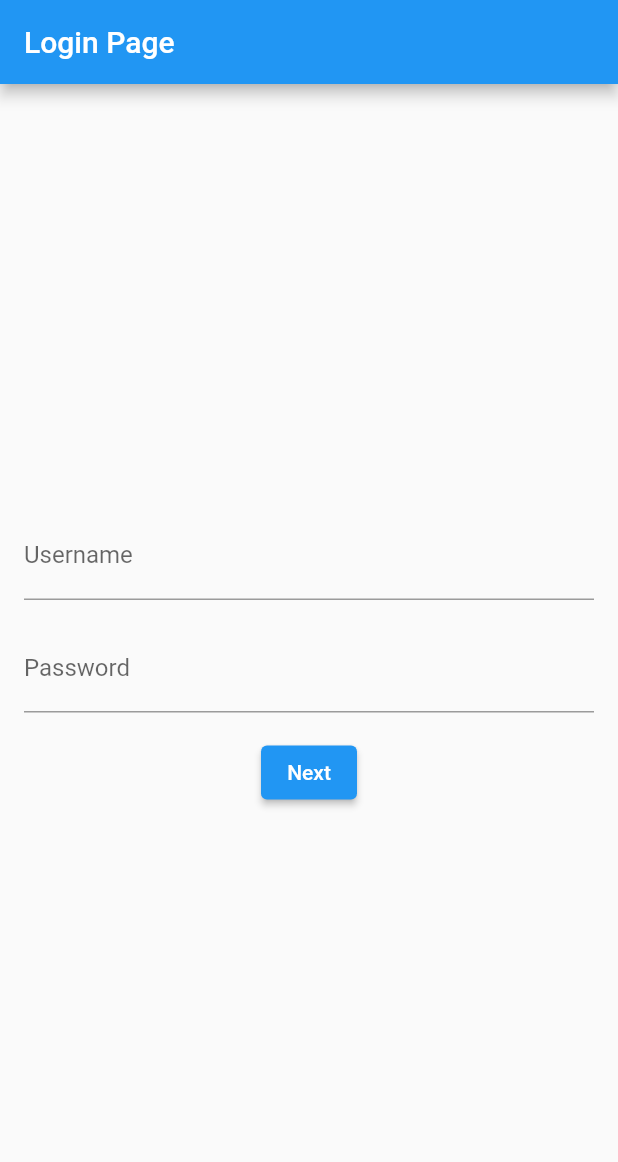
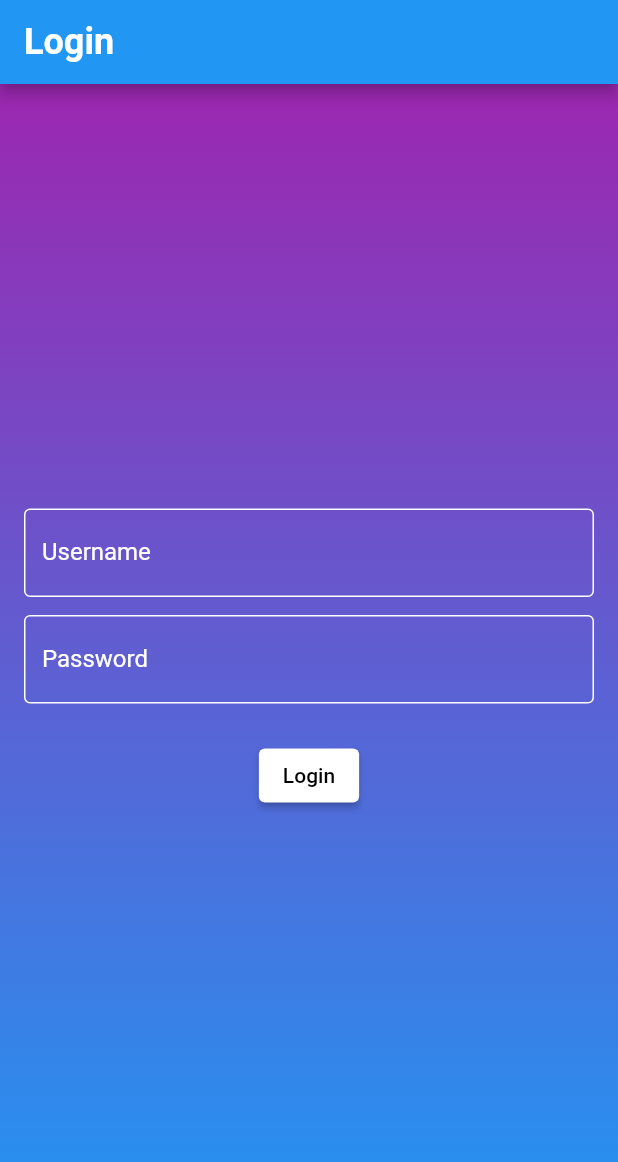
Before and after one commit to D06-PBP-2023-2024/tugas-uas, a Flutter app: the screen it shows after launch, on a phone screen of 412 x 824 dp. Shown: the top 1162 px of the screen. Run offline on Flutter 3.47's test engine with Material 2 defaults, Android fonts, the phone set to English and light mode, and no system bars; missing offline and left inert: pbp_django_auth.

Commit message:
cok kok bisa perang ama  masa lalu ???

```diff
--- a/lib/main.dart
+++ b/lib/main.dart
@@ -1,5 +1,8 @@
 import 'package:flutter/material.dart';
 import 'login.dart';
+import 'package:pbp_django_auth/pbp_django_auth.dart';
+import 'package:provider/provider.dart';
+import 'package:tugas_uas/screen/login.dart';
 
 void main() {
   runApp(const App());
@@ -9,12 +12,18 @@ class App extends StatelessWidget {
   const App({Key? key}) : super(key: key);
   @override
   Widget build(BuildContext context) {
-    return MaterialApp(
-      title: 'Kindle Kids',
-      theme: ThemeData(
-        primarySwatch: Colors.blue,
+    return Provider(
+      create: (_) {
+        CookieRequest request = CookieRequest();
+        return request;
+      },
+      child: MaterialApp(
+        title: 'Kindle Kids',
+        theme: ThemeData(
+          useMaterial3: true,
+        ),
+        home: const LoginApp(),
       ),
-      home: LoginPage(), // Change this line
     );
   }
 }
--- a/lib/screen/login.dart
+++ b/lib/screen/login.dart
@@ -26,10 +26,10 @@ class LoginPage extends StatefulWidget {
   const LoginPage({super.key});
 
   @override
-  _LoginPageState createState() => _LoginPageState();
+  LoginPageState createState() => LoginPageState();
 }
 
-class _LoginPageState extends State<LoginPage> {
+class LoginPageState extends State<LoginPage> {
   final TextEditingController _usernameController = TextEditingController();
   final TextEditingController _passwordController = TextEditingController();
 
@@ -50,9 +50,9 @@ class _LoginPageState extends State<LoginPage> {
       ),
       body: Container(
         padding: const EdgeInsets.all(16.0),
-        decoration: BoxDecoration(
+        decoration: const BoxDecoration(
           gradient: LinearGradient(
-            colors: [Colors.white, Colors.blue],
+            colors: [Colors.purple, Colors.blue],
             begin: Alignment.topCenter,
             end: Alignment.bottomCenter,
           ),
@@ -60,38 +60,29 @@ class _LoginPageState extends State<LoginPage> {
         child: Column(
           mainAxisAlignment: MainAxisAlignment.center,
           children: [
-            Center(
-              child: Text(
-                'Kindle Kids',
-                style: TextStyle(
-                  fontSize: 24,
-                  fontWeight: FontWeight.bold,
-                  color: Colors.white,
+            TextField(
+              controller: _usernameController,
+              decoration: const InputDecoration(
+                labelText: 'Username',
+                labelStyle: TextStyle(color: Colors.white),
+                enabledBorder: OutlineInputBorder(
+                  borderSide: BorderSide(color: Colors.white),
                 ),
               ),
-            ),
-            Card(
-              shape: RoundedRectangleBorder(
-                borderRadius: BorderRadius.circular(10.0),
-              ),
-              child: Padding(
-                padding: const EdgeInsets.all(20.0),
-                child: Column(
-                  mainAxisSize: MainAxisSize.min,
-                  children: [
-                    TextField(
-                      controller: _usernameController,
-                      decoration: InputDecoration(
-                        labelText: 'Username',
-                      ),
+              style: const TextStyle(color: Colors.white),
             ),
             const SizedBox(height: 12.0),
             TextField(
               controller: _passwordController,
-                      decoration: InputDecoration(
+              decoration: const InputDecoration(
                 labelText: 'Password',
+                labelStyle: TextStyle(color: Colors.white),
+                enabledBorder: OutlineInputBorder(
+                  borderSide: BorderSide(color: Colors.white),
+                ),
               ),
               obscureText: true,
+              style: const TextStyle(color: Colors.white),
             ),
             const SizedBox(height: 24.0),
             ElevatedButton(
@@ -99,25 +90,25 @@ class _LoginPageState extends State<LoginPage> {
                 String username = _usernameController.text;
                 String password = _passwordController.text;
 
-                        final response = await request
-                            .login("http://127.0.0.1:8080/auth/login/", {
+                final response =
+                    await request.login("http://127.0.0.1:8080/auth/login/", {
                   'username': username,
                   'password': password,
                 });
 
-                        if (request.loggedIn) {
+                if (request.loggedIn && context.mounted) {
                   String message = response['message'];
                   String uname = response['username'];
                   Navigator.pushReplacement(
                     context,
-                            MaterialPageRoute(builder: (context) => Home()),
+                    MaterialPageRoute(builder: (context) => const Home()),
                   );
                   ScaffoldMessenger.of(context)
                     ..hideCurrentSnackBar()
                     ..showSnackBar(SnackBar(
-                                content:
-                                    Text("$message Selamat datang, $uname.")));
+                        content: Text("$message Selamat datang, $uname.")));
                 } else {
+                  if (context.mounted) {
                     showDialog(
                       context: context,
                       builder: (context) => AlertDialog(
@@ -134,16 +125,13 @@ class _LoginPageState extends State<LoginPage> {
                       ),
                     );
                   }
+                }
               },
+              style: ElevatedButton.styleFrom(
+                foregroundColor: Colors.black,
+                backgroundColor: Colors.white,
+              ),
               child: const Text('Login'),
-                      style: ElevatedButton.styleFrom(
-                        primary: Colors.blue,
-                        onPrimary: Colors.white,
-                      ),
-                    ),
-                  ],
-                ),
-              ),
             ),
           ],
         ),
```
Lines whose indentation alone changed are shown as unchanged.
